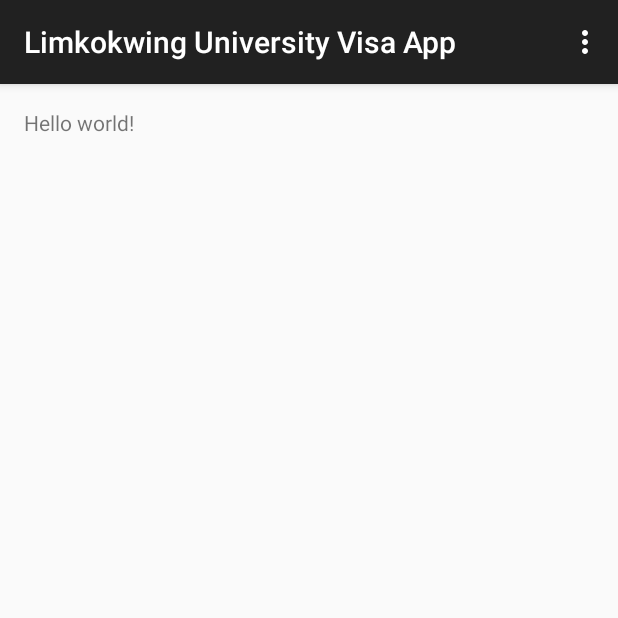
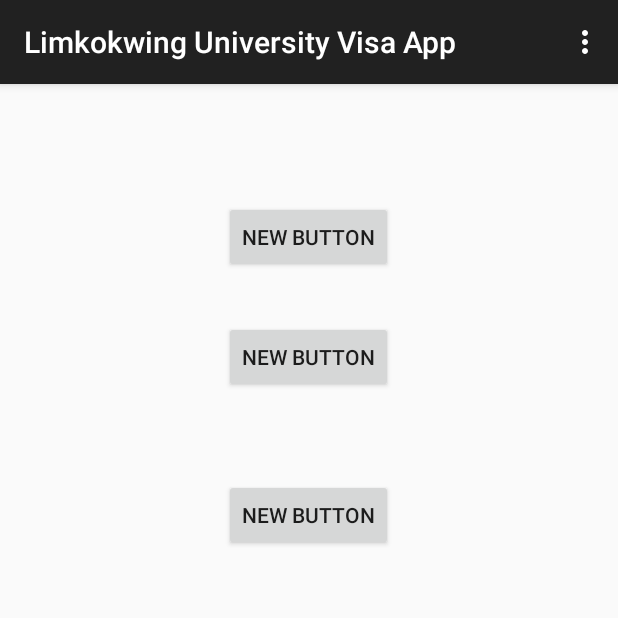
Before and after one commit to Sajjad-Rahman/LimkokwingUniversityVisaApp, an Android app: the screen it shows after launch (MainActivity), on a phone screen of 412 x 824 dp, the top half of it. Run offline under Robolectric (Android 15) with nearby library versions, the phone set to English and light mode, and no system bars.

Commit message:
Update 1

```diff
--- a/app/src/main/res/layout/activity_main.xml
+++ b/app/src/main/res/layout/activity_main.xml
@@ -5,7 +5,30 @@
     android:paddingTop="@dimen/activity_vertical_margin"
     android:paddingBottom="@dimen/activity_vertical_margin" tools:context=".MainActivity">
 
-    <TextView android:text="@string/hello_world" android:layout_width="wrap_content"
-        android:layout_height="wrap_content" />
+    <Button
+        android:layout_width="wrap_content"
+        android:layout_height="wrap_content"
+        android:text="New Button"
+        android:id="@+id/button"
+        android:layout_alignParentTop="true"
+        android:layout_centerHorizontal="true"
+        android:layout_marginTop="62dp" />
 
+    <Button
+        android:layout_width="wrap_content"
+        android:layout_height="wrap_content"
+        android:text="New Button"
+        android:id="@+id/button2"
+        android:layout_below="@+id/button"
+        android:layout_centerHorizontal="true"
+        android:layout_marginTop="32dp" />
+
+    <Button
+        android:layout_width="wrap_content"
+        android:layout_height="wrap_content"
+        android:text="New Button"
+        android:id="@+id/button3"
+        android:layout_below="@+id/button2"
+        android:layout_centerHorizontal="true"
+        android:layout_marginTop="57dp" />
 </RelativeLayout>
```
